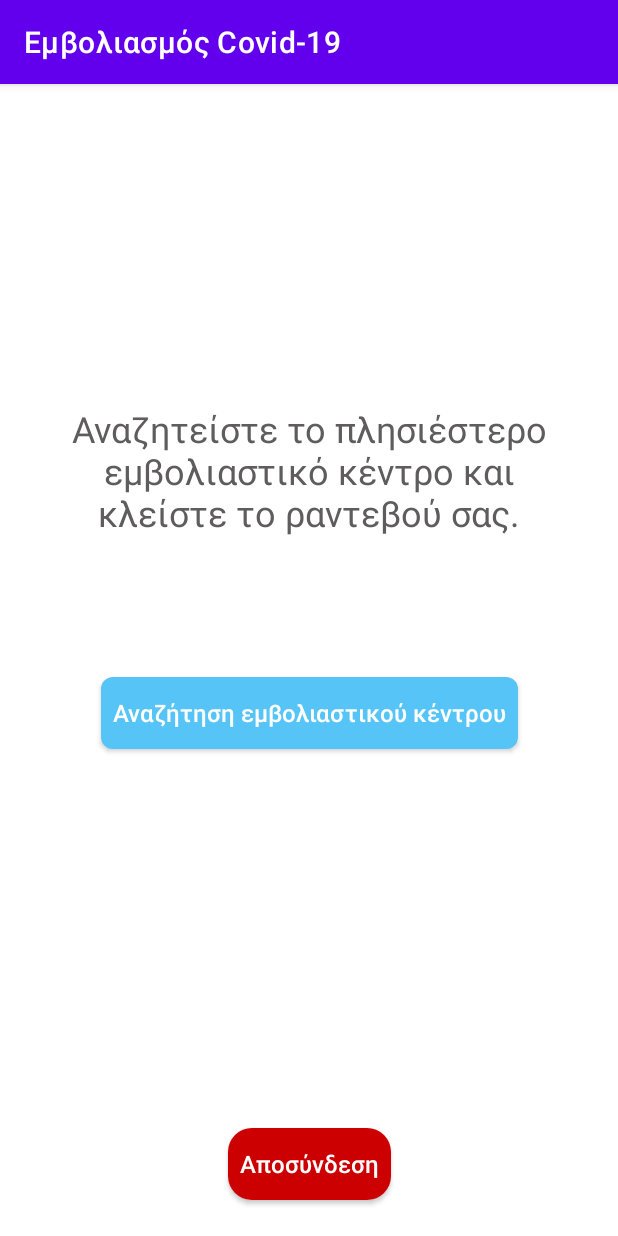
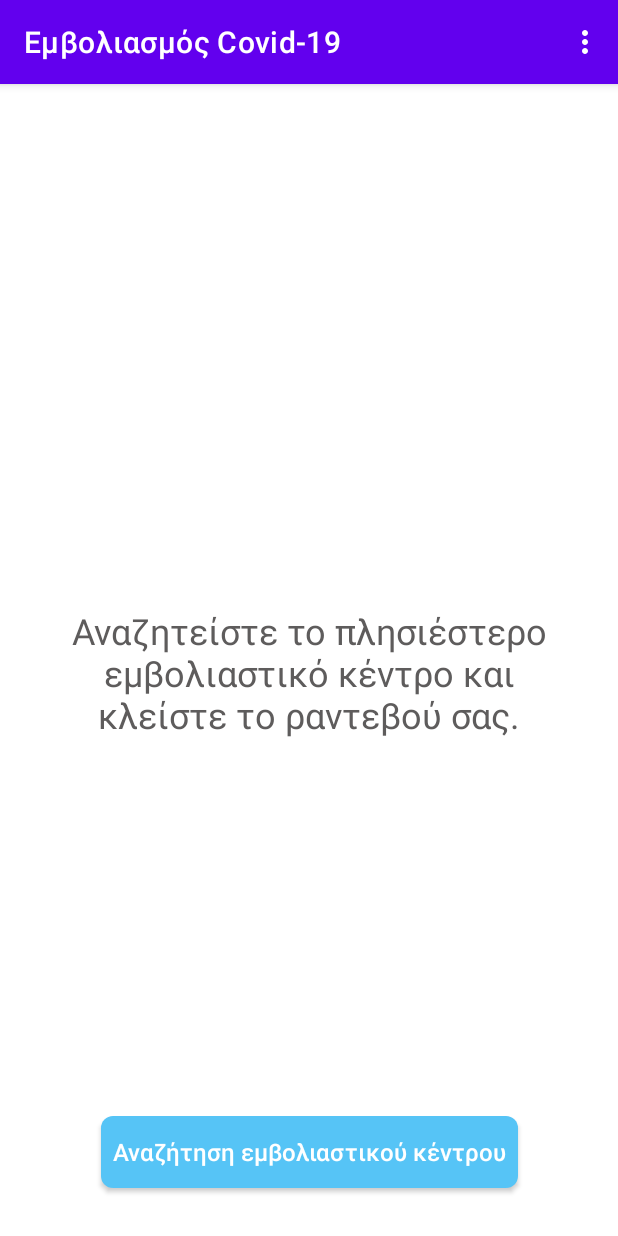
Before and after one commit to dlnioanna/VaccineAppointment, an Android app: the screen it shows after launch (FirebaseUIActivity), on a phone screen of 412 x 824 dp. Run offline under Robolectric (Android 15) with nearby library versions, the phone set to English and light mode, and no system bars; our stand-ins replace Firebase (no records; nobody signed in at launch, a user with empty details on screens opened directly), data binding; libraries missing offline, so code that uses them is left out: com.firebase.ui; 2 statements that could not run were skipped.

Commit message:
menu added markers added

```diff
--- a/app/src/main/java/unipi/protal/vaccineappointment/AppointmentActivity.java
+++ b/app/src/main/java/unipi/protal/vaccineappointment/AppointmentActivity.java
@@ -3,6 +3,7 @@ package unipi.protal.vaccineappointment;
 import androidx.annotation.NonNull;
 import androidx.appcompat.app.AppCompatActivity;
 
+import android.app.Activity;
 import android.app.DatePickerDialog;
 import android.app.TimePickerDialog;
 import android.content.Intent;
@@ -124,7 +125,9 @@ public class AppointmentActivity extends AppCompatActivity {
                         binding.telephoneAppointment.getText().toString(),dateDoseOne, timeDoseOne, dateDoseTwo);
                         databaseReference.child(hospitalId).child(APPOINTMENTS).child(user.getUid()).setValue(appointment);
                     }
-                   // todo finishActivity();
+                    Intent returnIntent = new Intent();
+                    setResult(Activity.RESULT_OK,returnIntent);
+                    finish();
                 }
 
                 @Override
--- a/app/src/main/java/unipi/protal/vaccineappointment/FirebaseUIActivity.java
+++ b/app/src/main/java/unipi/protal/vaccineappointment/FirebaseUIActivity.java
@@ -10,6 +10,8 @@ import android.location.LocationListener;
 import android.location.LocationManager;
 import android.os.Bundle;
 import android.provider.Settings;
+import android.view.Menu;
+import android.view.MenuItem;
 import android.view.View;
 import android.widget.ProgressBar;
 import android.widget.Toast;
@@ -67,7 +69,7 @@ public class FirebaseUIActivity extends AppCompatActivity implements LocationLis
             }
         };
         manager = (LocationManager) getSystemService(LOCATION_SERVICE);
-        binding.signOutButton.setOnClickListener(v -> signOut());
+//        binding.signOutButton.setOnClickListener(v -> signOut());
         binding.findHospital.setOnClickListener(v -> gps(v));
         createSignInIntent();
     }
@@ -107,9 +109,28 @@ public class FirebaseUIActivity extends AppCompatActivity implements LocationLis
                 finish();
             }
         }else if(requestCode==START_MAPS_ACTIVITY && resultCode==RESULT_OK){
-
+            Toast.makeText(this, "", Toast.LENGTH_SHORT).show();
         }
     }
+
+    @Override
+    public boolean onCreateOptionsMenu(Menu menu) {
+        getMenuInflater().inflate(R.menu.main, menu);
+        return true;
+    }
+
+    @Override
+    public boolean onOptionsItemSelected(MenuItem item) {
+        // Handle action bar item clicks here. The action bar will
+        // automatically handle clicks on the Home/Up button, so long
+        // as you specify a parent activity in AndroidManifest.xml.
+        int id = item.getItemId();
+        if (id == R.id.action_sign_out) {
+            signOut();
+        }
+        return super.onOptionsItemSelected(item);
+        }
+
 
     @Override
     protected void onSaveInstanceState(@NonNull Bundle outState) {
--- a/app/src/main/res/layout/activity_firebase_ui.xml
+++ b/app/src/main/res/layout/activity_firebase_ui.xml
@@ -11,36 +11,23 @@
         <TextView
             android:id="@+id/user_name"
             style="@style/userNameStyle"
-            android:layout_marginTop="56dp"
             app:layout_constraintBottom_toTopOf="@+id/login_message"
             app:layout_constraintEnd_toEndOf="parent"
-            app:layout_constraintHorizontal_bias="0.5"
             app:layout_constraintStart_toStartOf="parent"
             app:layout_constraintTop_toTopOf="parent"
             app:layout_constraintVertical_chainStyle="spread_inside"
             tools:text="User name" />
 
+
         <android.widget.Button
             android:id="@+id/find_hospital"
             style="@style/addAppointmentButtonLayout"
-            android:layout_marginBottom="160dp"
-            app:layout_constraintBottom_toTopOf="@+id/sign_out_button"
+            android:layout_marginBottom="@dimen/extra_large_margin"
+            app:layout_constraintBottom_toBottomOf="parent"
             app:layout_constraintEnd_toEndOf="parent"
-            app:layout_constraintHorizontal_bias="0.5"
             app:layout_constraintStart_toStartOf="parent"
             app:layout_constraintTop_toBottomOf="@+id/login_message"
             tools:text="Αναζήτηση εμβολιαστικού κέντρου" />
-
-        <android.widget.Button
-            android:id="@+id/sign_out_button"
-            style="@style/signoutButtonLayout"
-            android:layout_marginBottom="24dp"
-            app:layout_constraintBottom_toBottomOf="parent"
-            app:layout_constraintEnd_toEndOf="parent"
-            app:layout_constraintHorizontal_bias="0.5"
-            app:layout_constraintStart_toStartOf="parent"
-            app:layout_constraintTop_toBottomOf="@+id/find_hospital"
-            tools:text="Αποσύνδεση" />
 
         <TextView
             android:id="@+id/login_message"
--- /dev/null
+++ b/app/src/main/res/menu/main.xml
@@ -0,0 +1,8 @@
+<?xml version="1.0" encoding="utf-8"?>
+<menu xmlns:android="http://schemas.android.com/apk/res/android"
+    xmlns:app="http://schemas.android.com/apk/res-auto">
+    <item
+        android:id="@+id/action_sign_out"
+        android:title="@string/sign_out_text"
+        app:showAsAction="never" />
+</menu>
--- a/app/src/main/res/values/strings.xml
+++ b/app/src/main/res/values/strings.xml
@@ -24,4 +24,5 @@
     <string name="gps_yes">ΟΚ</string>
     <string name="gps_no">ΟΧΙ, ΕΥΧΑΡΙΣΤΩ</string>
     <string name="save_appointment_error_message">Παρακαλώ συμπληρώστε όλα τα πεδία</string>
+    <string name="save_appointment_message">Το ραντεβού σας έχει καταχωρηθεί</string>
 </resources>
```
Also changed, not shown: app/src/main/java/unipi/protal/vaccineappointment/ColorUtils.java (added, +72 -0 lines), app/src/main/java/unipi/protal/vaccineappointment/MapsActivity.java (+36 -8 lines), app/src/main/res/values/colors.xml (+10 -0 lines).
